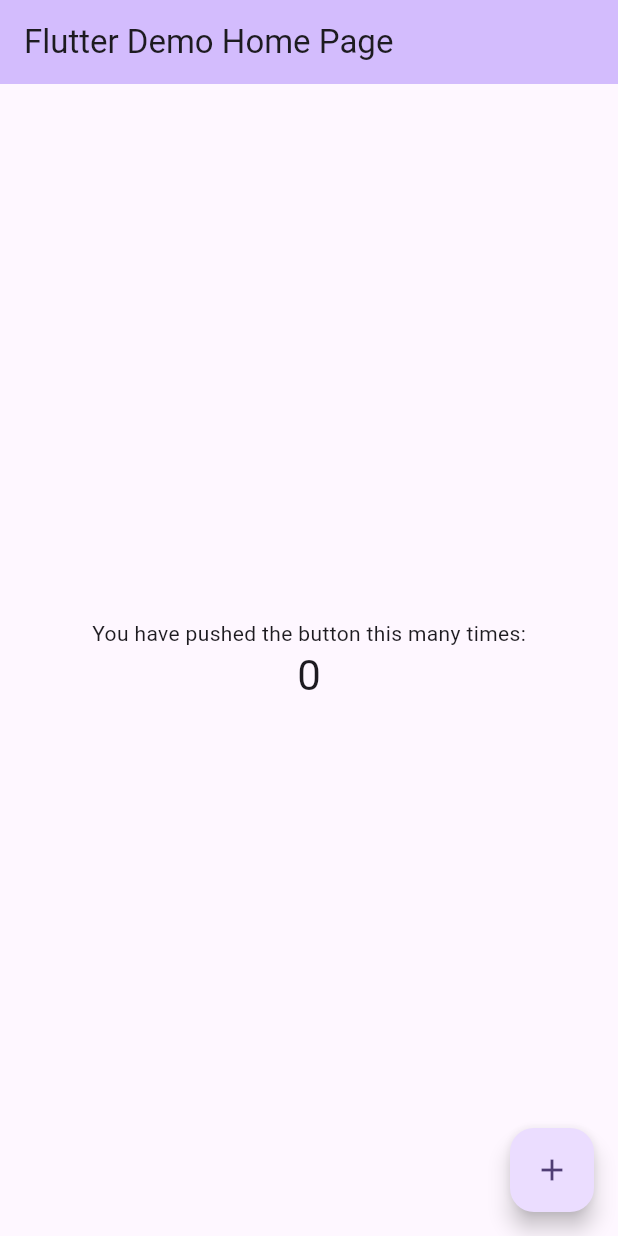
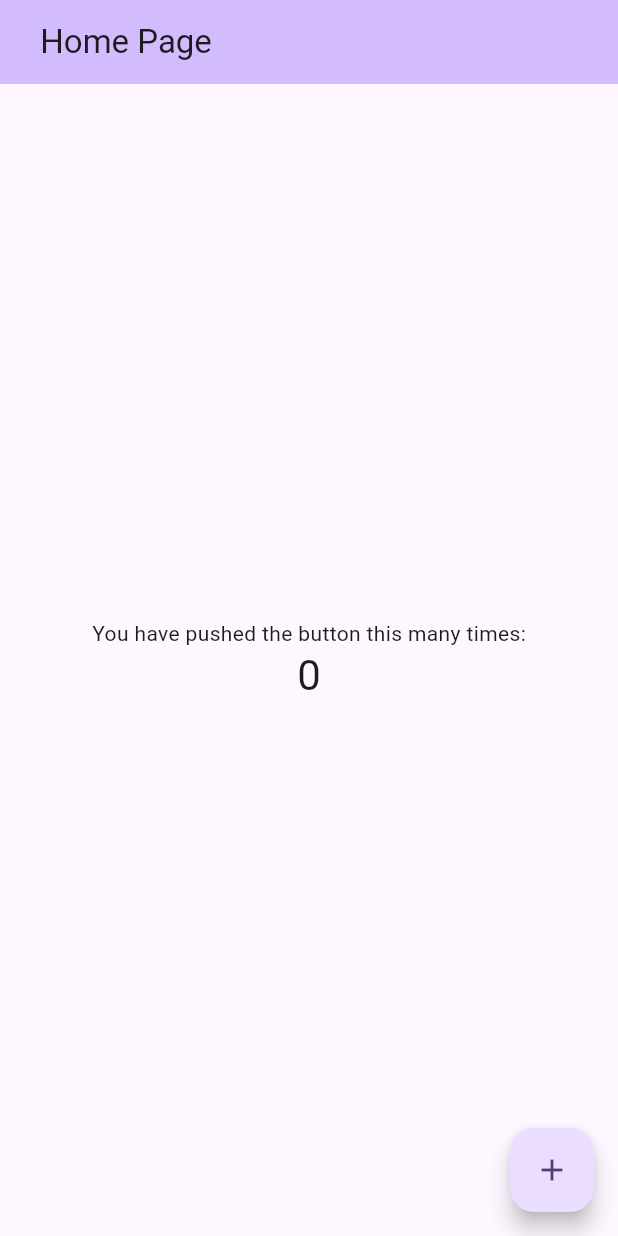
Before and after one commit to islam489/flutter_advanced_appointment, a Flutter app: the screen it shows after launch, on a phone screen of 412 x 824 dp. Run offline on Flutter 3.47's test engine with Material 2 defaults, Android fonts, the phone set to English and light mode, and no system bars.

Commit message:
first commit in main

```diff
--- a/lib/main.dart
+++ b/lib/main.dart
@@ -13,25 +13,11 @@ class MyApp extends StatelessWidget {
     return MaterialApp(
       title: 'Flutter Demo',
       theme: ThemeData(
-        // This is the theme of your application.
-        //
-        // TRY THIS: Try running your application with "flutter run". You'll see
-        // the application has a blue toolbar. Then, without quitting the app,
-        // try changing the seedColor in the colorScheme below to Colors.green
-        // and then invoke "hot reload" (save your changes or press the "hot
-        // reload" button in a Flutter-supported IDE, or press "r" if you used
-        // the command line to start the app).
-        //
-        // Notice that the counter didn't reset back to zero; the application
-        // state is not lost during the reload. To reset the state, use hot
-        // restart instead.
-        //
-        // This works for code too, not just values: Most code changes can be
-        // tested with just a hot reload.
+
         colorScheme: ColorScheme.fromSeed(seedColor: Colors.deepPurple),
         useMaterial3: true,
       ),
-      home: const MyHomePage(title: 'Flutter Demo Home Page'),
+      home: const MyHomePage(title: '  Home Page'),
     );
   }
 }
@@ -39,14 +25,6 @@ class MyApp extends StatelessWidget {
 class MyHomePage extends StatefulWidget {
   const MyHomePage({super.key, required this.title});
 
-  // This widget is the home page of your application. It is stateful, meaning
-  // that it has a State object (defined below) that contains fields that affect
-  // how it looks.
-
-  // This class is the configuration for the state. It holds the values (in this
-  // case the title) provided by the parent (in this case the App widget) and
-  // used by the build method of the State. Fields in a Widget subclass are
-  // always marked "final".
 
   final String title;
 
```
